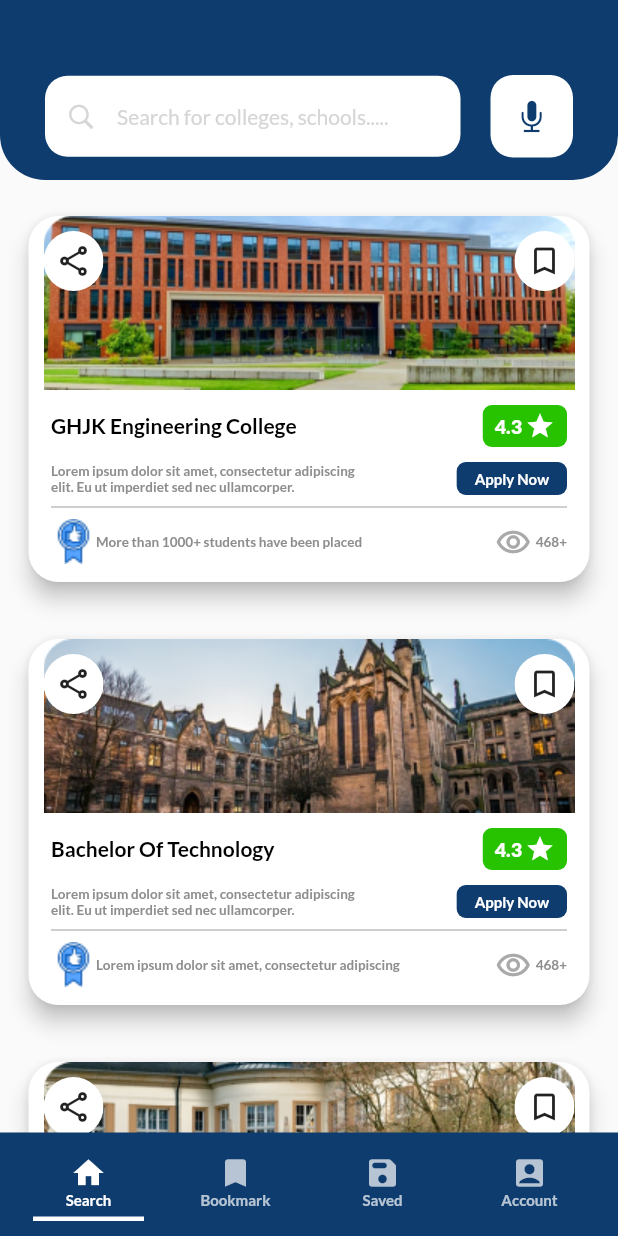
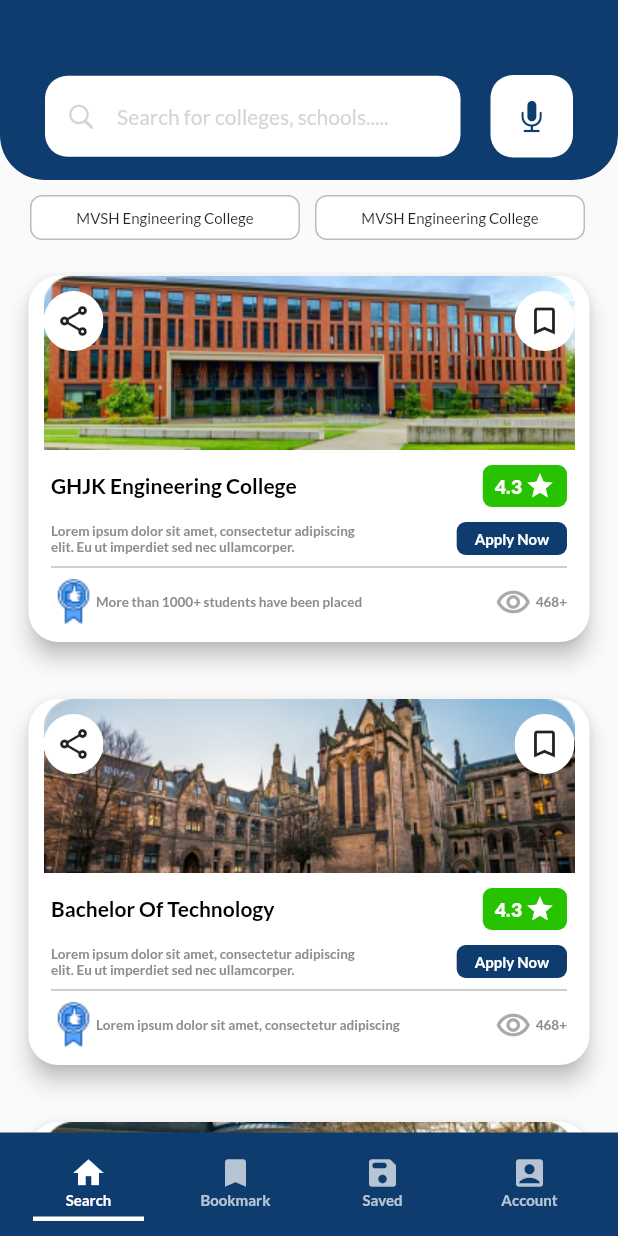
Before and after one commit to raghavsood935/skygoal, a Flutter app: the CollegesList screen opened directly, on a phone screen of 412 x 824 dp. Run offline on Flutter 3.47's test engine with Material 2 defaults, Android fonts, the phone set to English and light mode, and no system bars; our stand-ins replace flutter_svg, google_fonts.

Commit message:
Final Commit

```diff
--- a/lib/screens/college_list.dart
+++ b/lib/screens/college_list.dart
@@ -122,7 +122,67 @@ class _CollegesListState extends State<CollegesList> {
           ),
         ),
       ),
-      body: ListView.builder(
+      body: SingleChildScrollView(
+        child: Column(
+          mainAxisAlignment: MainAxisAlignment.start,
+          children: [
+            Padding(
+              padding: EdgeInsets.only(
+                left: 20,
+                right: 20,
+                top: 10
+              ),
+              child: Row(
+                children: [
+                  Container(
+                          height: 30,
+                          width: MediaQuery.of(context).size.width/2-26,
+                          child: Center(
+                            child: Text(
+                                "MVSH Engineering College",
+                              style: TextStyle(
+                                fontSize: 10,
+                                fontFamily: GoogleFonts.lato().fontFamily,
+                              ),
+                            ),
+                          ),
+                          decoration: BoxDecoration(
+                              borderRadius: BorderRadius.circular(8),
+                              color: Colors.white,
+                              border: Border.all(
+                                  color: Colors.grey.shade400
+                              )
+                          ),
+                      ),
+                  SizedBox(
+                    width: 10,
+                  ),
+                  Container(
+                    height: 30,
+                    width: MediaQuery.of(context).size.width/2-26,
+                    child: Center(
+                      child: Text(
+                        "MVSH Engineering College",
+                        style: TextStyle(
+                          fontSize: 10,
+                          fontFamily: GoogleFonts.lato().fontFamily,
+                        ),
+                      ),
+                    ),
+                    decoration: BoxDecoration(
+                        borderRadius: BorderRadius.circular(8),
+                        color: Colors.white,
+                        border: Border.all(
+                            color: Colors.grey.shade400
+                        )
+                    ),
+                  ),
+                ],
+              ),
+            ),
+             ListView.builder(
+                physics: NeverScrollableScrollPhysics(),
+                shrinkWrap: true,
                 itemCount: 3,
                 itemBuilder: (context,index){
                   return InkWell(
@@ -144,6 +204,9 @@ class _CollegesListState extends State<CollegesList> {
                   );
                 },
               ),
+          ],
+        ),
+      ),
       bottomNavigationBar: BottomNavBar(),
     );
   }
```
Lines whose indentation alone changed are shown as unchanged.
